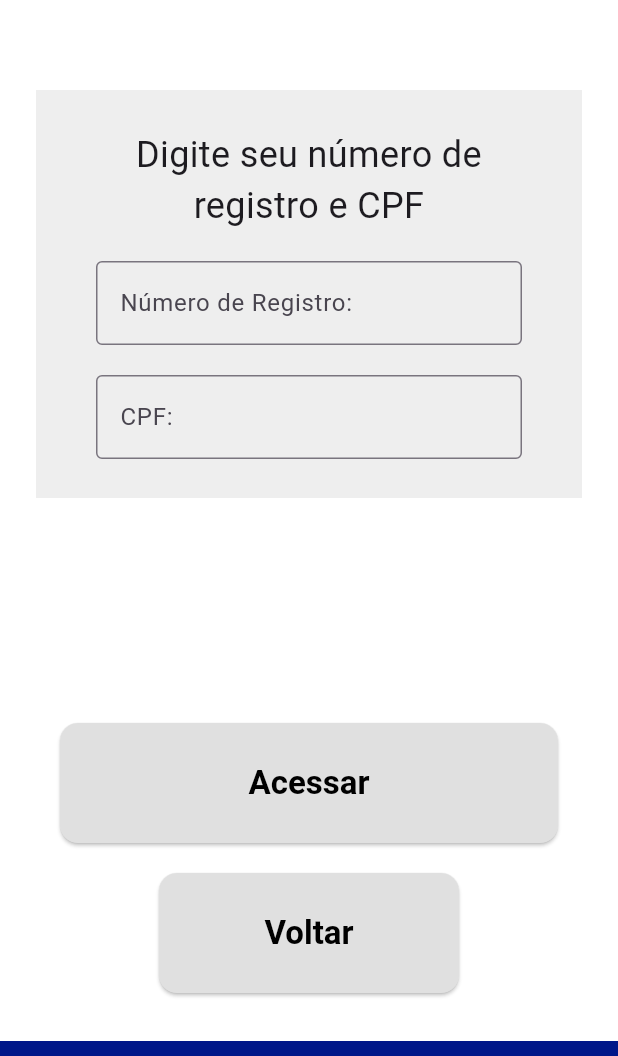
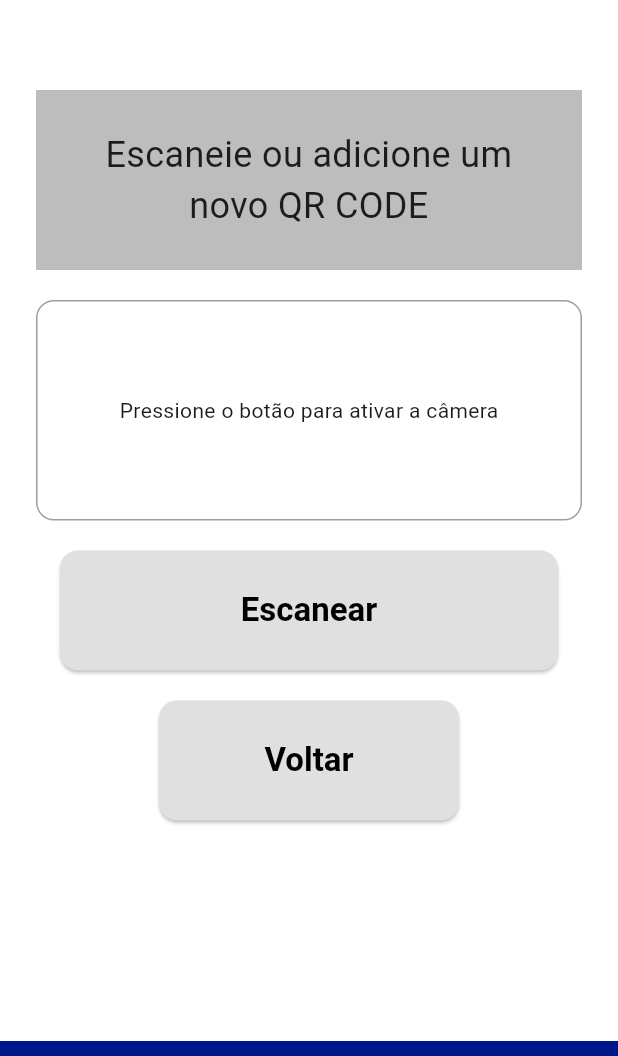
Before and after one commit to Pitucooh/PII_Extintor, a Flutter app: the TelaCadastro screen opened directly, after a tap on "Acessar", on a phone screen of 412 x 824 dp, the part 180-1236 px from its top. Run offline on Flutter 3.47's test engine with Material 3 defaults, Android fonts, the phone set to English and light mode, and no system bars; missing offline and left inert: qr_code_scanner.

Commit message:
tela qr code

```diff
--- a/extintor_app/lib/tela_cadastro.dart
+++ b/extintor_app/lib/tela_cadastro.dart
@@ -1,4 +1,5 @@
 import 'package:flutter/material.dart';
+import 'tela_qrcode.dart';
 
 class TelaCadastro extends StatelessWidget {
   const TelaCadastro({super.key});
@@ -24,25 +25,39 @@ class TelaCadastro extends StatelessWidget {
           ),
           const SizedBox(height: 60),
 
+          // Grey Box with Instruction Text
+          Padding(
+            padding: const EdgeInsets.symmetric(horizontal: 24.0),
+            child: Container(
+              padding: const EdgeInsets.symmetric(vertical: 10, horizontal: 24),
+              decoration: BoxDecoration(
+                color: Colors.grey[400],
+              ),
+              child: const Padding(
+                padding: EdgeInsets.all(16.0),
+                child: Text(
+                  'Digite seu número de registro e CPF',
+                  style: TextStyle(fontSize: 24),
+                  textAlign: TextAlign.center,
+                ),
+              ),
+            ),
+          ),
+          const SizedBox(height: 20),
+
           // Grey Box with Text Fields
           Padding(
             padding: const EdgeInsets.symmetric(horizontal: 24.0),
             child: Container(
               padding: const EdgeInsets.symmetric(vertical: 10, horizontal: 24),
               decoration: BoxDecoration(
-                color: Colors.grey[200],
+                color: Colors.grey[400],
               ),
               child: const Padding(
                 padding: EdgeInsets.all(16.0),
                 child: Column(
                   mainAxisAlignment: MainAxisAlignment.center,
                   children: [
-                    Text(
-                      'Digite seu número de registro e CPF',
-                      style: TextStyle(fontSize: 24),
-                      textAlign: TextAlign.center,
-                    ),
-                    SizedBox(height: 20),
                     TextField(
                       decoration: InputDecoration(
                         labelText: 'Número de Registro:',
@@ -71,7 +86,10 @@ class TelaCadastro extends StatelessWidget {
               children: [
                 ElevatedButton(
                   onPressed: () {
-                    // Add your access logic here
+                    Navigator.push(
+                      context,
+                      MaterialPageRoute(builder: (context) => const TelaQRCode()),
+                    );
                   },
                   style: ElevatedButton.styleFrom(
                     backgroundColor: Colors.grey[300],
--- a/extintor_app/lib/tela_qrcode.dart
+++ b/extintor_app/lib/tela_qrcode.dart
@@ -0,0 +1,150 @@
+import 'package:flutter/material.dart';
+import 'package:qr_code_scanner/qr_code_scanner.dart';
+
+class TelaQRCode extends StatefulWidget {
+  const TelaQRCode({super.key});
+
+  @override
+  _TelaQRCodeState createState() => _TelaQRCodeState();
+}
+
+class _TelaQRCodeState extends State<TelaQRCode> {
+  final GlobalKey qrKey = GlobalKey(debugLabel: 'QR');
+  QRViewController? controller;
+  bool isCameraActive = false;
+  String qrText = '';
+  String apiResponse = 'Aguardando resultado do QR Code...';
+  bool showApiResponseButton = false;
+
+  @override
+  void dispose() {
+    controller?.dispose();
+    super.dispose();
+  }
+
+  void _onQRViewCreated(QRViewController controller) {
+    setState(() {
+      this.controller = controller;
+    });
+    controller.scannedDataStream.listen((scanData) {
+      setState(() {
+        qrText = scanData.code;
+        // Handle the scanned QR code data
+      });
+    });
+  }
+
+  @override
+  Widget build(BuildContext context) {
+    return Scaffold(
+      backgroundColor: Colors.white,
+      body: Column(
+        children: [
+          // Header
+          Container(
+            color: const Color(0xFF001789),
+            height: 120,
+            width: double.infinity,
+            child: Center(
+              child: Image.asset(
+                'assets/images/LOGO.jpg',
+                fit: BoxFit.contain,
+                height: 80,
+              ),
+            ),
+          ),
+          const SizedBox(height: 60),
+
+          // Grey Box with Text
+          Padding(
+            padding: const EdgeInsets.symmetric(horizontal: 24.0),
+            child: Container(
+              padding: const EdgeInsets.symmetric(vertical: 10, horizontal: 24),
+              decoration: BoxDecoration(
+                color: Colors.grey[400],
+              ),
+              child: const Padding(
+                padding: EdgeInsets.all(16.0),
+                child: Text(
+                  'Escaneie ou adicione um novo QR CODE',
+                  style: TextStyle(fontSize: 24),
+                  textAlign: TextAlign.center,
+                ),
+              ),
+            ),
+          ),
+          const SizedBox(height: 20),
+
+          // QR Code Scanner
+          Expanded(
+            child: Padding(
+              padding: const EdgeInsets.symmetric(horizontal: 24.0),
+              child: Container(
+                decoration: BoxDecoration(
+                  border: Border.all(color: Colors.grey),
+                  borderRadius: BorderRadius.circular(12),
+                ),
+                child: isCameraActive
+                    ? QRView(
+                        key: qrKey,
+                        onQRViewCreated: _onQRViewCreated,
+                      )
+                    : const Center(
+                        child: Text('Pressione o botão para ativar a câmera')),
+              ),
+            ),
+          ),
+          const SizedBox(height: 20),
+
+          // Buttons
+          Padding(
+            padding: const EdgeInsets.symmetric(horizontal: 40.0),
+            child: Column(
+              mainAxisAlignment: MainAxisAlignment.center,
+              children: [
+                ElevatedButton(
+                  onPressed: () {
+                    setState(() {
+                      isCameraActive = !isCameraActive;
+                    });
+                  },
+                  style: ElevatedButton.styleFrom(
+                    backgroundColor: Colors.grey[300],
+                    padding: const EdgeInsets.symmetric(vertical: 25),
+                    textStyle: const TextStyle(fontSize: 22, fontWeight: FontWeight.bold),
+                    shape: RoundedRectangleBorder(
+                      borderRadius: BorderRadius.circular(12), // Rounded corners
+                    ),
+                    minimumSize: const Size(double.infinity, 80), // Increased button size
+                  ),
+                  child: const Text('Escanear', style: TextStyle(color: Colors.black)),
+                ),
+                const SizedBox(height: 20),
+                ElevatedButton(
+                  onPressed: () {
+                    Navigator.pop(context);
+                  },
+                  style: ElevatedButton.styleFrom(
+                    backgroundColor: Colors.grey[300],
+                    padding: const EdgeInsets.symmetric(vertical: 25),
+                    textStyle: const TextStyle(fontSize: 22, fontWeight: FontWeight.bold),
+                    shape: RoundedRectangleBorder(
+                      borderRadius: BorderRadius.circular(12), // Rounded corners
+                    ),
+                    minimumSize: const Size(200, 80), // Smaller button width
+                  ),
+                  child: const Text('Voltar', style: TextStyle(color: Colors.black)),
+                ),
+              ],
+            ),
+          ),
+          const Spacer(),
+          Container(
+            height: 10,
+            color: const Color(0xFF001789),
+          ),
+        ],
+      ),
+    );
+  }
+}
--- a/extintor_app/pubspec.yaml
+++ b/extintor_app/pubspec.yaml
@@ -30,6 +30,7 @@ environment:
 dependencies:
   flutter:
     sdk: flutter
+  qr_code_scanner: ^0.4.0
 
 
   # The following adds the Cupertino Icons font to your application.
```
Also changed, not shown: extintor_app/pubspec.lock.
